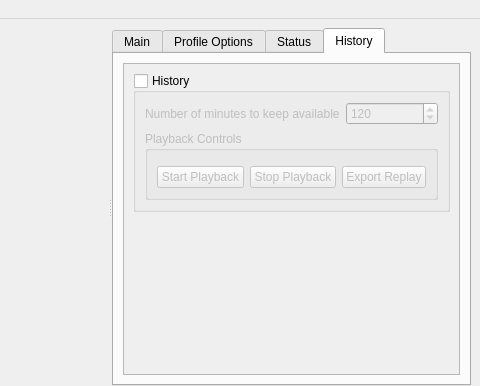
Qt form mousetracks2/gui/ui/layout.ui (huntfx/MouseTracks) before a commit; both pictures show x 580 to 1060 and y 0 to 386 of the 1060 by 613 pixel window.
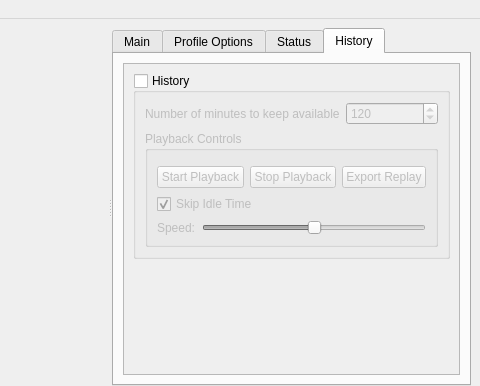
The same form after that commit. The open tabs and pages were chosen to show the change. Custom widgets are drawn as their Qt base class.

Commit message: Add live playback options

What changed in the file:
```diff
--- a/mousetracks2/gui/ui/layout.ui
+++ b/mousetracks2/gui/ui/layout.ui
@@ -2197,6 +2197,43 @@
                       </item>
                      </layout>
                     </item>
+                    <item>
+                     <widget class="QCheckBox" name="playback_skip">
+                      <property name="text">
+                       <string>Skip Idle Time</string>
+                      </property>
+                      <property name="checked">
+                       <bool>true</bool>
+                      </property>
+                     </widget>
+                    </item>
+                    <item>
+                     <layout class="QHBoxLayout" name="horizontalLayout_11">
+                      <item>
+                       <widget class="QLabel" name="label_12">
+                        <property name="text">
+                         <string>Speed:</string>
+                        </property>
+                        <property name="buddy">
+                         <cstring>playback_speed</cstring>
+                        </property>
+                       </widget>
+                      </item>
+                      <item>
+                       <widget class="QSlider" name="playback_speed">
+                        <property name="maximum">
+                         <number>100</number>
+                        </property>
+                        <property name="value">
+                         <number>50</number>
+                        </property>
+                        <property name="orientation">
+                         <enum>Qt::Orientation::Horizontal</enum>
+                        </property>
+                       </widget>
+                      </item>
+                     </layout>
+                    </item>
                    </layout>
                   </widget>
                  </item>
```
The commit also changes 9 other files.
